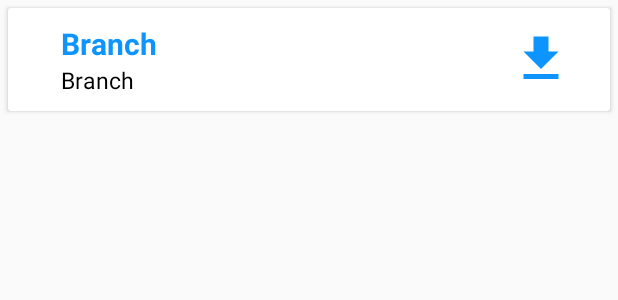
After one commit to ankushbnayak/study-materials, an Android app: the layout notes_item.xml on its own in the app's theme, with its tools: preview values and no code run, on a phone screen of 412 x 824 dp. The commit adds this screen. Shown: the top 300 px of the screen. Run offline under Robolectric (Android 15) with nearby library versions, the phone set to English and light mode, and no system bars.

Commit message:
Added all feature 1. recyclerview now supports downloads of pdf 2. duplication of recyclerview when new notes gets added has been fixed 3. search button has been added to browse all notes 4. navigation drawer added successfully

```diff
--- a/app/src/main/AndroidManifest.xml
+++ b/app/src/main/AndroidManifest.xml
@@ -15,7 +15,6 @@
         android:supportsRtl="true"
         android:theme="@style/AppTheme">
         <activity android:name=".forgetPassword"></activity>
-        <activity android:name=".downloadactivity" />
         <activity android:name=".uploadactivity" />
         <activity android:name=".Navigate" />
         <activity android:name=".Signupactivity" />
--- a/app/src/main/java/com/example/myapplication/uploadactivity.java
+++ b/app/src/main/java/com/example/myapplication/uploadactivity.java
@@ -23,6 +23,7 @@ import com.google.android.gms.tasks.OnCompleteListener;
 import com.google.android.gms.tasks.OnFailureListener;
 import com.google.android.gms.tasks.OnSuccessListener;
 import com.google.android.gms.tasks.Task;
+import com.google.firebase.auth.FirebaseAuth;
 import com.google.firebase.database.DatabaseReference;
 import com.google.firebase.database.FirebaseDatabase;
 import com.google.firebase.storage.FirebaseStorage;
@@ -126,10 +127,11 @@ public class uploadactivity extends AppCompatActivity {
             public void onSuccess(UploadTask.TaskSnapshot taskSnapshot) {
                 String url=taskSnapshot.getMetadata().getReference().getDownloadUrl().toString(); //PROBLEM
                 DatabaseReference databaseReference=fdb.getReference();//path to root
-                notes.setNotes_url(url);
+                notes.setNotes_url(fileName);
                 notes.setNotes_branch(branch_name);
                 notes.setNotes_name(notes_selected_name);
-                databaseReference.child("Notes").setValue(notes).addOnCompleteListener(new OnCompleteListener<Void>() {
+                databaseReference = FirebaseDatabase.getInstance().getReference("notes");
+                databaseReference.push().setValue(notes).addOnCompleteListener(new OnCompleteListener<Void>() {
                     @Override
                     public void onComplete(@NonNull Task<Void> task) {
                         if(task.isSuccessful())
--- /dev/null
+++ b/app/src/main/res/drawable/ic_file_download_black_24dp.xml
@@ -0,0 +1,5 @@
+<vector android:height="24dp" android:tint="#0E94FF"
+    android:viewportHeight="24.0" android:viewportWidth="24.0"
+    android:width="24dp" xmlns:android="http://schemas.android.com/apk/res/android">
+    <path android:fillColor="#FF000000" android:pathData="M19,9h-4V3H9v6H5l7,7 7,-7zM5,18v2h14v-2H5z"/>
+</vector>
--- a/app/src/main/res/layout/activity_navigate.xml
+++ b/app/src/main/res/layout/activity_navigate.xml
@@ -35,6 +35,7 @@
             android:layout_width="match_parent"
             android:layout_height="wrap_content">
             <EditText
+                android:id="@+id/navigate_search"
                 android:background="@drawable/edittext_back"
                 android:padding="10dp"
                 android:drawablePadding="10dp"
--- /dev/null
+++ b/app/src/main/res/layout/notes_item.xml
@@ -0,0 +1,51 @@
+<?xml version="1.0" encoding="utf-8"?>
+<androidx.cardview.widget.CardView
+    android:layout_margin="5dp"
+    xmlns:android="http://schemas.android.com/apk/res/android"
+    android:layout_width="match_parent"
+    android:layout_height="wrap_content">
+
+    <LinearLayout
+        android:gravity="center"
+        android:padding="10dp"
+        android:orientation="horizontal"
+        android:layout_width="match_parent"
+        android:layout_height="match_parent">
+        <LinearLayout
+            android:orientation="vertical"
+            android:layout_width="wrap_content"
+            android:layout_height="wrap_content">
+    <LinearLayout
+        android:layout_width="wrap_content"
+        android:layout_height="wrap_content">
+        <TextView
+            android:id="@+id/branch_name_of_notes"
+            android:layout_marginLeft="10dp"
+            android:textStyle="bold"
+            android:textSize="20dp"
+            android:textColor="@color/colorPrimary"
+            android:text="Branch"
+            android:layout_width="300dp"
+            android:layout_height="wrap_content"/>
+    </LinearLayout>
+    <LinearLayout
+        android:layout_width="wrap_content"
+        android:layout_height="wrap_content">
+        <TextView
+            android:id="@+id/notes_name_of_notes"
+            android:layout_marginLeft="10dp"
+            android:textSize="15dp"
+            android:textColor="@android:color/black"
+            android:text="Branch"
+            android:layout_width="300dp"
+            android:layout_height="wrap_content"/>
+    </LinearLayout>
+        </LinearLayout>
+        <ImageView
+            android:id="@+id/download_notes_from_url"
+            android:src="@drawable/ic_file_download_black_24dp"
+            android:layout_width="40dp"
+            android:layout_height="40dp"/>
+    </LinearLayout>
+
+</androidx.cardview.widget.CardView>
```
Also changed, not shown: app/src/main/java/com/example/myapplication/Navigate.java (+165 -2 lines), app/src/main/java/com/example/myapplication/NotesAdapter.java (added, +110 -0 lines), app/src/main/java/com/example/myapplication/downloadactivity.java (deleted, +0 -72 lines), app/src/main/res/layout/activity_downloadactivity.xml (deleted, +0 -39 lines).
